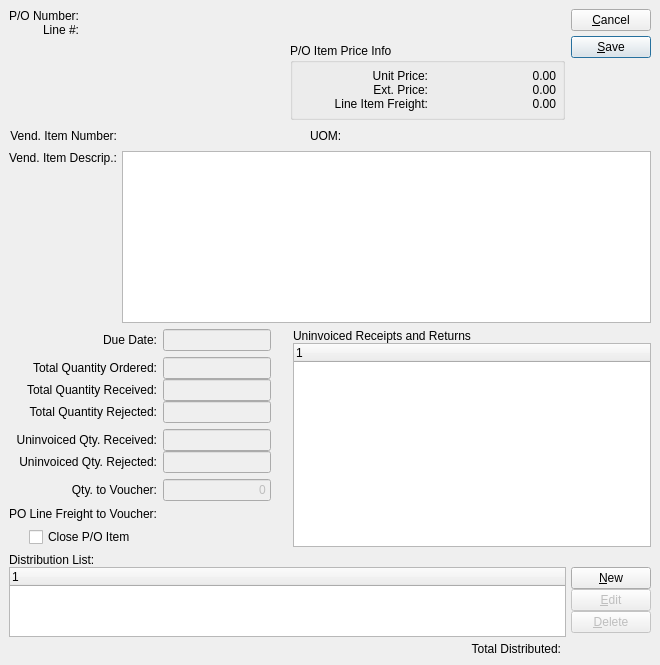
Qt form guiclient/voucherItem.ui (Pegasus-RPG/xtuple-client) before a commit.
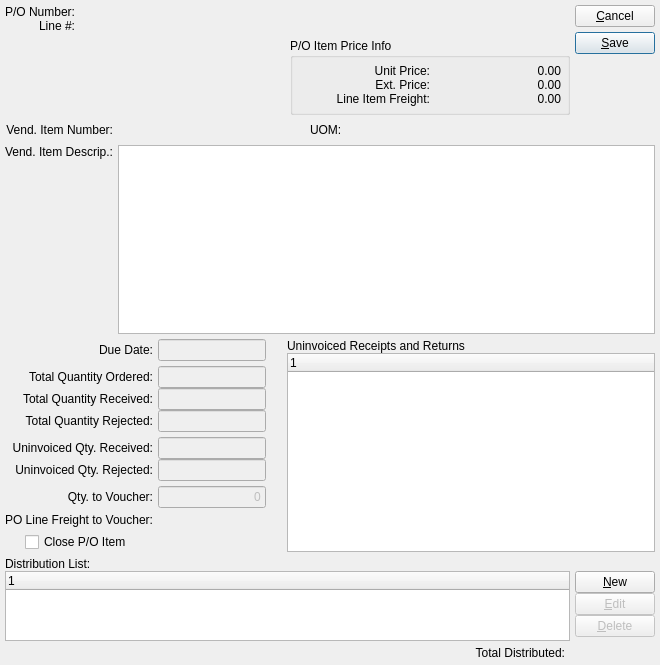
The same form after that commit. Custom widgets are drawn as their Qt base class.

```diff
--- a/guiclient/voucherItem.ui
+++ b/guiclient/voucherItem.ui
@@ -13,41 +13,17 @@
    <string>Voucher Item</string>
   </property>
   <layout class="QVBoxLayout" >
-   <property name="margin" >
-    <number>9</number>
-   </property>
-   <property name="spacing" >
-    <number>6</number>
-   </property>
    <item>
     <layout class="QHBoxLayout" >
-     <property name="margin" >
-      <number>0</number>
-     </property>
-     <property name="spacing" >
-      <number>6</number>
-     </property>
      <item>
       <layout class="QVBoxLayout" >
-       <property name="margin" >
-        <number>0</number>
-       </property>
-       <property name="spacing" >
-        <number>6</number>
-       </property>
        <item>
         <layout class="QHBoxLayout" >
-         <property name="margin" >
-          <number>0</number>
-         </property>
          <property name="spacing" >
           <number>5</number>
          </property>
          <item>
           <layout class="QVBoxLayout" >
-           <property name="margin" >
-            <number>0</number>
-           </property>
            <property name="spacing" >
             <number>0</number>
            </property>
@@ -75,18 +51,13 @@
          </item>
          <item>
           <layout class="QVBoxLayout" >
-           <property name="margin" >
-            <number>0</number>
-           </property>
            <property name="spacing" >
             <number>0</number>
            </property>
            <item>
             <widget class="QLabel" name="_poNumber" >
              <property name="sizePolicy" >
-              <sizepolicy>
-               <hsizetype>7</hsizetype>
-               <vsizetype>5</vsizetype>
+              <sizepolicy vsizetype="Preferred" hsizetype="Expanding" >
                <horstretch>0</horstretch>
                <verstretch>0</verstretch>
               </sizepolicy>
@@ -99,9 +70,7 @@
            <item>
             <widget class="QLabel" name="_lineNumber" >
              <property name="sizePolicy" >
-              <sizepolicy>
-               <hsizetype>7</hsizetype>
-               <vsizetype>5</vsizetype>
+              <sizepolicy vsizetype="Preferred" hsizetype="Expanding" >
                <horstretch>0</horstretch>
                <verstretch>0</verstretch>
               </sizepolicy>
@@ -117,12 +86,6 @@
        </item>
        <item>
         <layout class="QHBoxLayout" >
-         <property name="margin" >
-          <number>0</number>
-         </property>
-         <property name="spacing" >
-          <number>6</number>
-         </property>
          <item>
           <widget class="ItemCluster" name="_item" >
            <property name="focusPolicy" >
@@ -139,7 +102,19 @@
             <property name="margin" >
              <number>6</number>
             </property>
-            <property name="spacing" >
+            <property name="topMargin" >
+             <number>6</number>
+            </property>
+            <property name="rightMargin" >
+             <number>6</number>
+            </property>
+            <property name="bottomMargin" >
+             <number>6</number>
+            </property>
+            <property name="horizontalSpacing" >
+             <number>0</number>
+            </property>
+            <property name="verticalSpacing" >
              <number>0</number>
             </property>
             <item row="2" column="1" >
@@ -211,17 +186,11 @@
      </item>
      <item>
       <layout class="QVBoxLayout" >
-       <property name="margin" >
-        <number>0</number>
-       </property>
        <property name="spacing" >
         <number>0</number>
        </property>
        <item>
         <layout class="QVBoxLayout" >
-         <property name="margin" >
-          <number>0</number>
-         </property>
          <property name="spacing" >
           <number>5</number>
          </property>
@@ -269,10 +238,10 @@
    </item>
    <item>
     <layout class="QGridLayout" >
-     <property name="margin" >
-      <number>0</number>
+     <property name="horizontalSpacing" >
+      <number>5</number>
      </property>
-     <property name="spacing" >
+     <property name="verticalSpacing" >
       <number>5</number>
      </property>
      <item row="0" column="0" >
@@ -287,26 +256,18 @@
      </item>
      <item row="0" column="1" >
       <layout class="QHBoxLayout" >
-       <property name="margin" >
-        <number>0</number>
-       </property>
        <property name="spacing" >
         <number>0</number>
        </property>
        <item>
         <layout class="QHBoxLayout" >
-         <property name="margin" >
-          <number>0</number>
-         </property>
          <property name="spacing" >
           <number>5</number>
          </property>
          <item>
           <widget class="QLabel" name="_vendItemNumber" >
            <property name="sizePolicy" >
-            <sizepolicy>
-             <hsizetype>7</hsizetype>
-             <vsizetype>5</vsizetype>
+            <sizepolicy vsizetype="Preferred" hsizetype="Expanding" >
              <horstretch>0</horstretch>
              <verstretch>0</verstretch>
             </sizepolicy>
@@ -352,18 +313,13 @@
      </item>
      <item row="1" column="0" >
       <layout class="QVBoxLayout" >
-       <property name="margin" >
-        <number>0</number>
-       </property>
        <property name="spacing" >
         <number>0</number>
        </property>
        <item>
         <widget class="QLabel" name="_vendItemDescripLit" >
          <property name="sizePolicy" >
-          <sizepolicy>
-           <hsizetype>5</hsizetype>
-           <vsizetype>0</vsizetype>
+          <sizepolicy vsizetype="Fixed" hsizetype="Preferred" >
            <horstretch>0</horstretch>
            <verstretch>0</verstretch>
           </sizepolicy>
@@ -397,9 +353,7 @@
      <item row="1" column="1" >
       <widget class="QTextEdit" name="_vendDescription" >
        <property name="sizePolicy" >
-        <sizepolicy>
-         <hsizetype>7</hsizetype>
-         <vsizetype>5</vsizetype>
+        <sizepolicy vsizetype="Preferred" hsizetype="Expanding" >
          <horstretch>0</horstretch>
          <verstretch>0</verstretch>
         </sizepolicy>
@@ -413,18 +367,10 @@
    </item>
    <item>
     <layout class="QGridLayout" >
-     <property name="margin" >
-      <number>0</number>
-     </property>
-     <property name="spacing" >
-      <number>6</number>
-     </property>
      <item rowspan="6" row="0" column="2" >
       <widget class="QFrame" name="frame_2" >
        <property name="sizePolicy" >
-        <sizepolicy>
-         <hsizetype>3</hsizetype>
-         <vsizetype>5</vsizetype>
+        <sizepolicy vsizetype="Preferred" hsizetype="MinimumExpanding" >
          <horstretch>1</horstretch>
          <verstretch>0</verstretch>
         </sizepolicy>
@@ -467,17 +413,11 @@
      </item>
      <item row="1" column="1" >
       <layout class="QHBoxLayout" >
-       <property name="margin" >
-        <number>0</number>
-       </property>
        <property name="spacing" >
         <number>0</number>
        </property>
        <item>
         <layout class="QVBoxLayout" >
-         <property name="margin" >
-          <number>0</number>
-         </property>
          <property name="spacing" >
           <number>0</number>
          </property>
@@ -560,9 +500,6 @@
      </item>
      <item row="3" column="1" >
       <layout class="QHBoxLayout" >
-       <property name="margin" >
-        <number>0</number>
-       </property>
        <property name="spacing" >
         <number>0</number>
        </property>
@@ -572,9 +509,7 @@
           <bool>false</bool>
          </property>
          <property name="sizePolicy" >
-          <sizepolicy>
-           <hsizetype>5</hsizetype>
-           <vsizetype>0</vsizetype>
+          <sizepolicy vsizetype="Fixed" hsizetype="Preferred" >
            <horstretch>0</horstretch>
            <verstretch>0</verstretch>
           </sizepolicy>
@@ -610,9 +545,6 @@
      </item>
      <item row="2" column="0" >
       <layout class="QVBoxLayout" >
-       <property name="margin" >
-        <number>0</number>
-       </property>
        <property name="spacing" >
         <number>0</number>
        </property>
@@ -640,17 +572,11 @@
      </item>
      <item row="2" column="1" >
       <layout class="QHBoxLayout" >
-       <property name="margin" >
-        <number>0</number>
-       </property>
        <property name="spacing" >
         <number>0</number>
        </property>
        <item>
         <layout class="QVBoxLayout" >
-         <property name="margin" >
-          <number>0</number>
-         </property>
          <property name="spacing" >
           <number>0</number>
          </property>
@@ -714,9 +640,6 @@
      </item>
      <item row="1" column="0" >
       <layout class="QVBoxLayout" >
-       <property name="margin" >
-        <number>0</number>
-       </property>
        <property name="spacing" >
         <number>0</number>
        </property>
@@ -754,9 +677,6 @@
      </item>
      <item row="0" column="1" >
       <layout class="QHBoxLayout" >
-       <property name="margin" >
-        <number>0</number>
-       </property>
        <property name="spacing" >
         <number>0</number>
        </property>
@@ -800,9 +720,6 @@
      </item>
      <item row="5" column="0" colspan="2" >
       <layout class="QHBoxLayout" >
-       <property name="margin" >
-        <number>0</number>
-       </property>
        <property name="spacing" >
         <number>0</number>
        </property>
@@ -862,9 +779,7 @@
    <item>
     <widget class="QFrame" name="frame" >
      <property name="sizePolicy" >
-      <sizepolicy>
-       <hsizetype>5</hsizetype>
-       <vsizetype>7</vsizetype>
+      <sizepolicy vsizetype="Expanding" hsizetype="Preferred" >
        <horstretch>0</horstretch>
        <verstretch>1</verstretch>
       </sizepolicy>
@@ -891,26 +806,18 @@
       </item>
       <item>
        <layout class="QHBoxLayout" >
-        <property name="margin" >
-         <number>0</number>
-        </property>
         <property name="spacing" >
          <number>5</number>
         </property>
         <item>
          <layout class="QVBoxLayout" >
-          <property name="margin" >
-           <number>0</number>
-          </property>
           <property name="spacing" >
            <number>5</number>
           </property>
           <item>
            <widget class="XTreeWidget" name="_vodist" >
             <property name="sizePolicy" >
-             <sizepolicy>
-              <hsizetype>7</hsizetype>
-              <vsizetype>7</vsizetype>
+             <sizepolicy vsizetype="Expanding" hsizetype="Expanding" >
               <horstretch>0</horstretch>
               <verstretch>1</verstretch>
              </sizepolicy>
@@ -919,18 +826,13 @@
           </item>
           <item>
            <layout class="QHBoxLayout" >
-            <property name="margin" >
-             <number>0</number>
-            </property>
             <property name="spacing" >
              <number>5</number>
             </property>
             <item>
              <widget class="QLabel" name="_totalDistributedLit" >
               <property name="sizePolicy" >
-               <sizepolicy>
-                <hsizetype>7</hsizetype>
-                <vsizetype>5</vsizetype>
+               <sizepolicy vsizetype="Preferred" hsizetype="Expanding" >
                 <horstretch>0</horstretch>
                 <verstretch>0</verstretch>
                </sizepolicy>
@@ -956,17 +858,11 @@
         </item>
         <item>
          <layout class="QVBoxLayout" >
-          <property name="margin" >
-           <number>0</number>
-          </property>
           <property name="spacing" >
            <number>0</number>
           </property>
           <item>
            <layout class="QVBoxLayout" >
-            <property name="margin" >
-             <number>0</number>
-            </property>
             <property name="spacing" >
              <number>0</number>
             </property>
@@ -1027,21 +923,11 @@
  <layoutdefault spacing="5" margin="5" />
  <pixmapfunction>qPixmapFromMimeSource</pixmapfunction>
  <customwidgets>
-  <customwidget>
-   <class>XLineEdit</class>
-   <extends>QLineEdit</extends>
-   <header>xlineedit.h</header>
-  </customwidget>
   <customwidget>
    <class>CurrCluster</class>
    <extends>CurrDisplay</extends>
    <header>currcluster.h</header>
   </customwidget>
-  <customwidget>
-   <class>ItemCluster</class>
-   <extends>QWidget</extends>
-   <header>itemcluster.h</header>
-  </customwidget>
   <customwidget>
    <class>CurrDisplay</class>
    <extends>QWidget</extends>
@@ -1052,6 +938,16 @@
    <extends>XLineEdit</extends>
    <header>datecluster.h</header>
   </customwidget>
+  <customwidget>
+   <class>ItemCluster</class>
+   <extends>QWidget</extends>
+   <header>itemcluster.h</header>
+  </customwidget>
+  <customwidget>
+   <class>XLineEdit</class>
+   <extends>QLineEdit</extends>
+   <header>xlineedit.h</header>
+  </customwidget>
   <customwidget>
    <class>XTreeWidget</class>
    <extends>QTreeWidget</extends>
```
Left out of the diff: 64 changed lines with no effect on the pictures.
